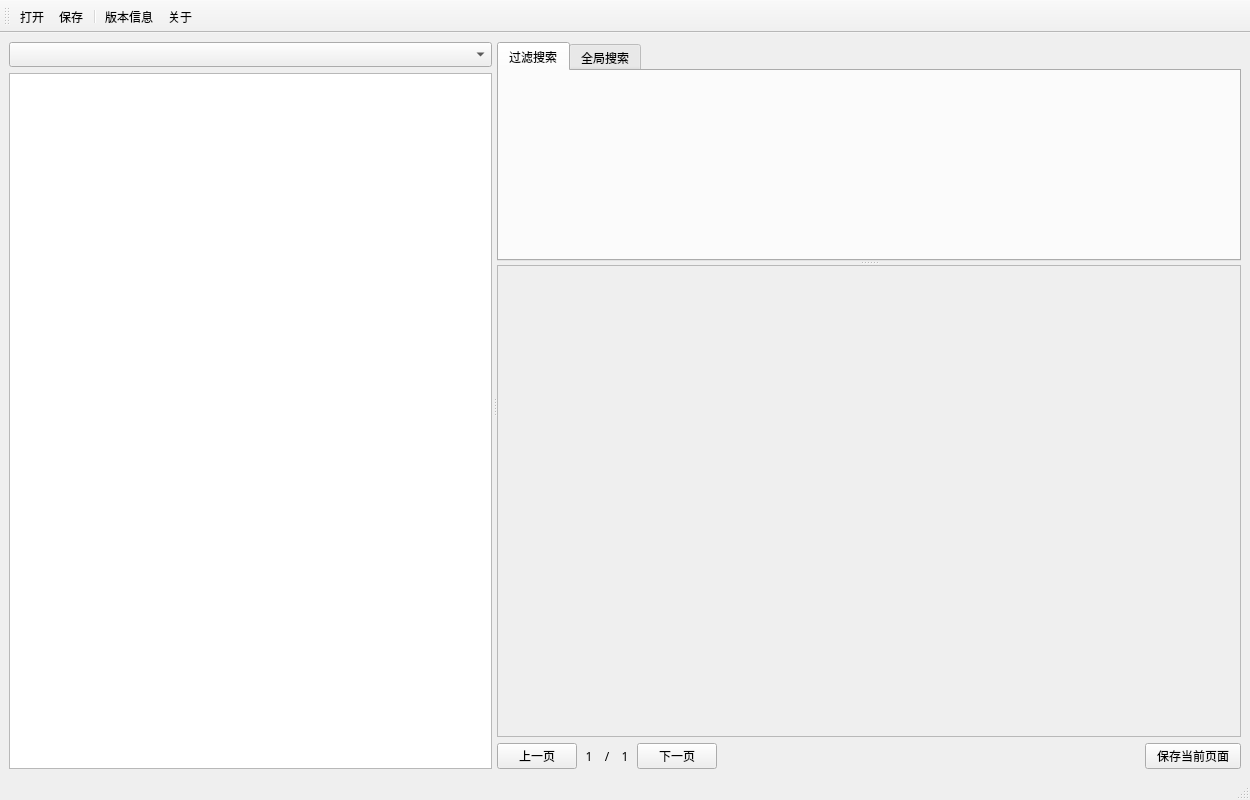
Old version of the form mainwindow.ui in the repository August827/elements.
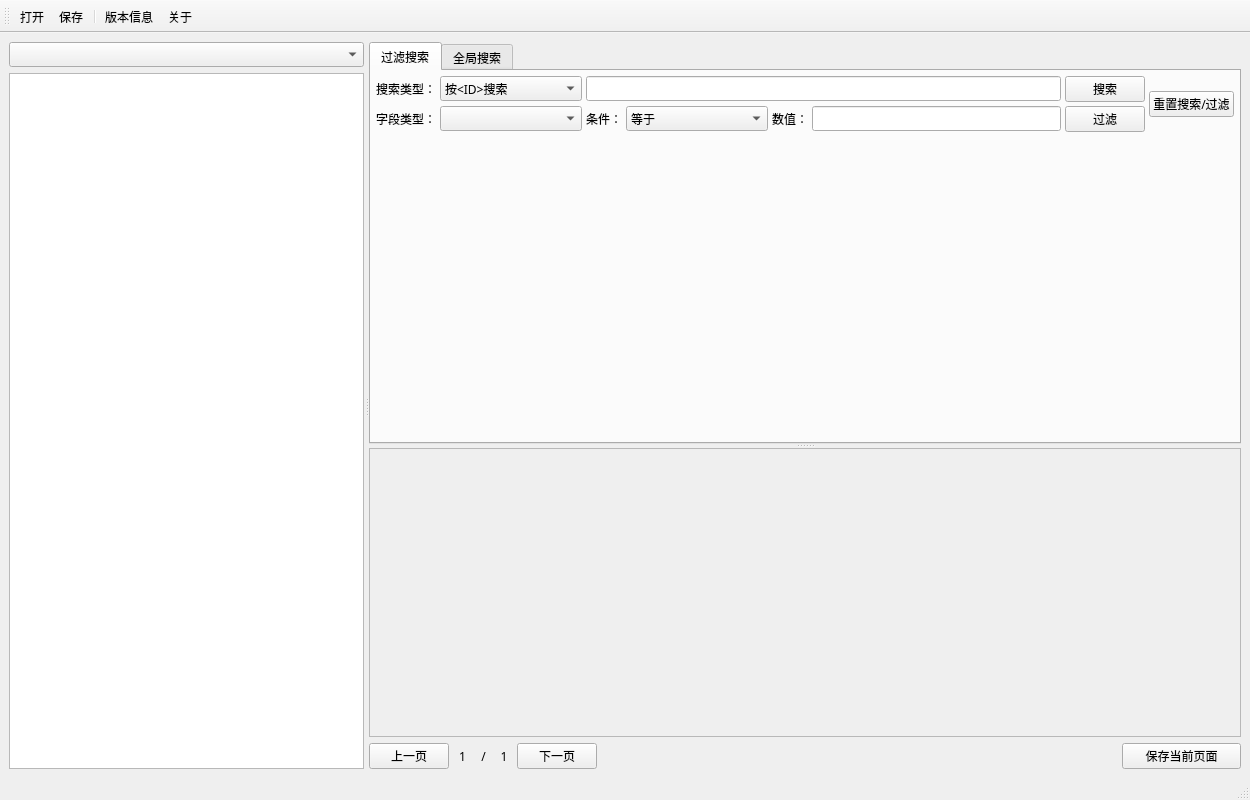
New version of the form. Icons and pictures are not drawn.

The edit to the form file:
```diff
--- a/mainwindow.ui
+++ b/mainwindow.ui
@@ -53,7 +53,13 @@
           <widget class="QWidget" name="verticalLayoutWidget_3">
            <layout class="QVBoxLayout" name="verticalLayout_3">
             <item>
-             <widget class="QTabWidget" name="tabWidget">
+             <widget class="QTabWidget" name="m_TabWid">
+              <property name="maximumSize">
+               <size>
+                <width>16777215</width>
+                <height>16777215</height>
+               </size>
+              </property>
               <property name="currentIndex">
                <number>0</number>
               </property>
@@ -61,6 +67,150 @@
                <attribute name="title">
                 <string>过滤搜索</string>
                </attribute>
+               <layout class="QGridLayout" name="m_GridLayout_Tab_1" columnstretch="5,20,5,20,5,35,5,5">
+                <property name="sizeConstraint">
+                 <enum>QLayout::SetMinAndMaxSize</enum>
+                </property>
+                <property name="leftMargin">
+                 <number>5</number>
+                </property>
+                <property name="topMargin">
+                 <number>5</number>
+                </property>
+                <property name="rightMargin">
+                 <number>5</number>
+                </property>
+                <property name="bottomMargin">
+                 <number>5</number>
+                </property>
+                <property name="spacing">
+                 <number>4</number>
+                </property>
+                <item row="1" column="0">
+                 <widget class="QLabel" name="label_3">
+                  <property name="text">
+                   <string>字段类型：</string>
+                  </property>
+                 </widget>
+                </item>
+                <item row="0" column="2" colspan="4">
+                 <widget class="QLineEdit" name="m_Edit_Search_Contents"/>
+                </item>
+                <item row="1" column="2">
+                 <widget class="QLabel" name="label_4">
+                  <property name="text">
+                   <string>条件：</string>
+                  </property>
+                 </widget>
+                </item>
+                <item row="1" column="4">
+                 <widget class="QLabel" name="label_5">
+                  <property name="text">
+                   <string>数值：</string>
+                  </property>
+                 </widget>
+                </item>
+                <item row="1" column="3">
+                 <widget class="QComboBox" name="m_ComBo_Filter_Condition">
+                  <item>
+                   <property name="text">
+                    <string>等于</string>
+                   </property>
+                  </item>
+                  <item>
+                   <property name="text">
+                    <string>大于</string>
+                   </property>
+                  </item>
+                  <item>
+                   <property name="text">
+                    <string>小于</string>
+                   </property>
+                  </item>
+                  <item>
+                   <property name="text">
+                    <string>大于等于</string>
+                   </property>
+                  </item>
+                  <item>
+                   <property name="text">
+                    <string>小于等于</string>
+                   </property>
+                  </item>
+                  <item>
+                   <property name="text">
+                    <string>包含</string>
+                   </property>
+                  </item>
+                 </widget>
+                </item>
+                <item row="0" column="6">
+                 <widget class="QPushButton" name="m_But_Search">
+                  <property name="text">
+                   <string>搜索</string>
+                  </property>
+                 </widget>
+                </item>
+                <item row="0" column="1">
+                 <widget class="QComboBox" name="m_ComBo_Search_Type">
+                  <item>
+                   <property name="text">
+                    <string>按&lt;ID&gt;搜索</string>
+                   </property>
+                  </item>
+                  <item>
+                   <property name="text">
+                    <string>按&lt;名称&gt;搜索</string>
+                   </property>
+                  </item>
+                 </widget>
+                </item>
+                <item row="0" column="0">
+                 <widget class="QLabel" name="label">
+                  <property name="text">
+                   <string>搜索类型：</string>
+                  </property>
+                 </widget>
+                </item>
+                <item row="1" column="1">
+                 <widget class="QComboBox" name="m_ComBo_Filter_Type"/>
+                </item>
+                <item row="1" column="5">
+                 <widget class="QLineEdit" name="m_Edit_Filter_Contents"/>
+                </item>
+                <item row="1" column="6">
+                 <widget class="QPushButton" name="m_But_Filter">
+                  <property name="text">
+                   <string>过滤</string>
+                  </property>
+                 </widget>
+                </item>
+                <item row="0" column="7" rowspan="2">
+                 <widget class="QPushButton" name="m_But_Search_Reset">
+                  <property name="sizePolicy">
+                   <sizepolicy hsizetype="Minimum" vsizetype="Fixed">
+                    <horstretch>0</horstretch>
+                    <verstretch>0</verstretch>
+                   </sizepolicy>
+                  </property>
+                  <property name="minimumSize">
+                   <size>
+                    <width>0</width>
+                    <height>0</height>
+                   </size>
+                  </property>
+                  <property name="maximumSize">
+                   <size>
+                    <width>16777215</width>
+                    <height>16777215</height>
+                   </size>
+                  </property>
+                  <property name="text">
+                   <string>重置搜索/过滤</string>
+                  </property>
+                 </widget>
+                </item>
+               </layout>
               </widget>
               <widget class="QWidget" name="tab_2">
                <attribute name="title">
```
Left out of the diff: 2 changed lines with no effect on the pictures.
